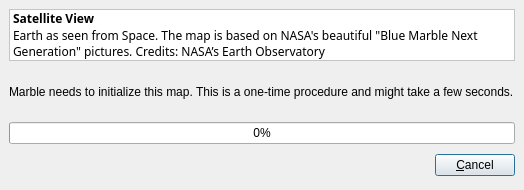
Above: src/lib/katlastilecreatordialog.ui from KDE/marble before the change. Below: the same form after it.
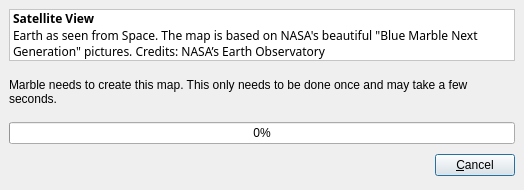
That is the form after the change. Icons and pictures are not drawn.

Commit message: Simpler English

```diff
--- a/src/lib/katlastilecreatordialog.ui
+++ b/src/lib/katlastilecreatordialog.ui
@@ -519,7 +519,7 @@
    <item>
     <widget class="QLabel" name="messageLabel" >
      <property name="text" >
-      <string>Marble needs to initialize this map. This is a one-time procedure and might take a few seconds.</string>
+      <string>Marble needs to create this map. This only needs to be done once and may take a few seconds.</string>
      </property>
      <property name="wordWrap" >
       <bool>true</bool>
```
Left out of the diff: 32 changed lines with no effect on the pictures.
